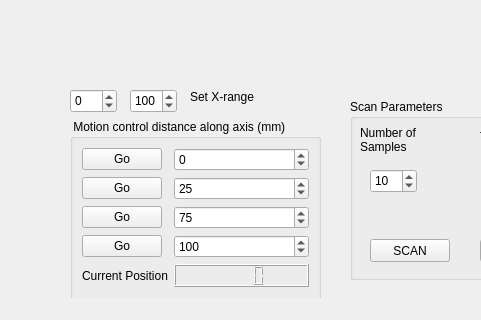
Qt form forms/main_form.ui (MarshallSutton/profilometer) before a commit; both pictures show x 0 to 481 and y 430 to 750 of the 824 by 750 pixel window.
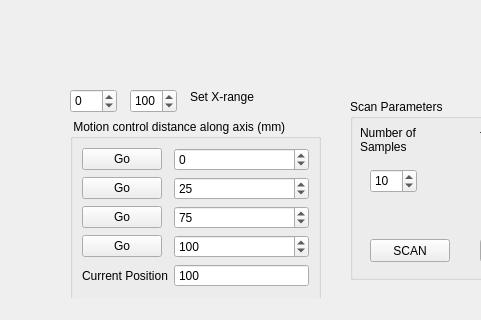
The same form after that commit.

Commit message: current position not working

Patch:
```diff
--- a/forms/main_form.ui
+++ b/forms/main_form.ui
@@ -262,20 +262,21 @@
       </widget>
      </item>
      <item row="4" column="1">
-      <widget class="QLCDNumber" name="curr_position">
-       <property name="font">
-        <font>
-         <family>Waree</family>
-         <weight>75</weight>
-         <italic>true</italic>
-         <bold>true</bold>
-        </font>
-       </property>
-       <property name="smallDecimalPoint">
+      <widget class="QSpinBox" name="curr_position">
+       <property name="readOnly">
         <bool>true</bool>
        </property>
-       <property name="digitCount">
-        <number>4</number>
+       <property name="buttonSymbols">
+        <enum>QAbstractSpinBox::NoButtons</enum>
+       </property>
+       <property name="minimum">
+        <number>-100</number>
+       </property>
+       <property name="maximum">
+        <number>300</number>
+       </property>
+       <property name="value">
+        <number>100</number>
        </property>
       </widget>
      </item>
```
Left out of the diff: 2 changed lines with no effect on the pictures. The commit also changes 4 other files.
